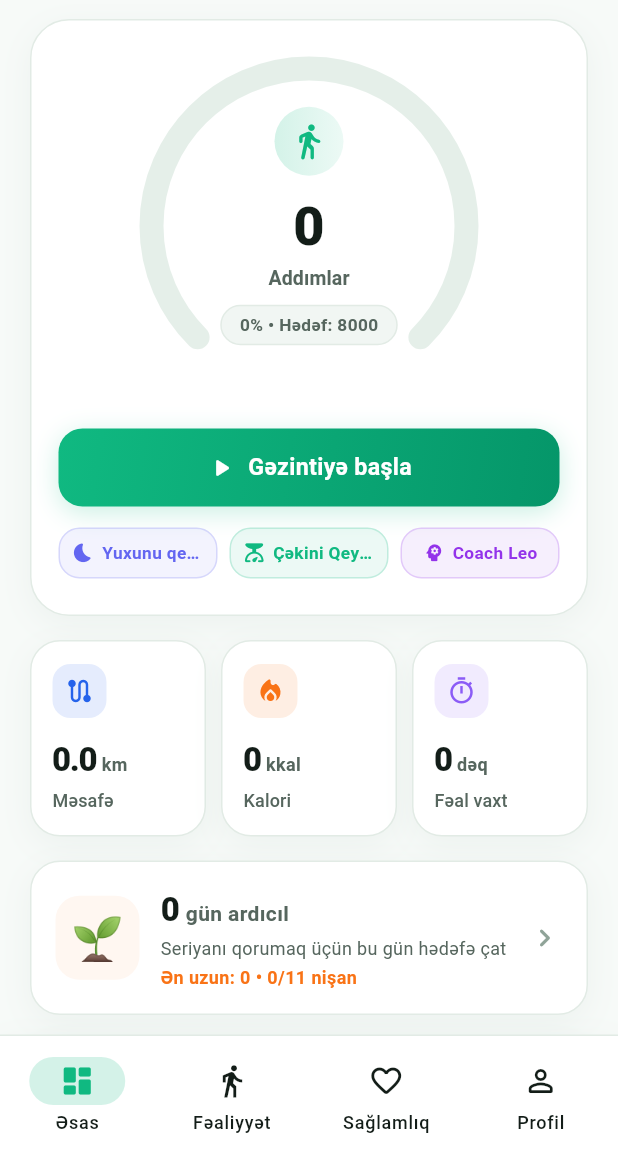
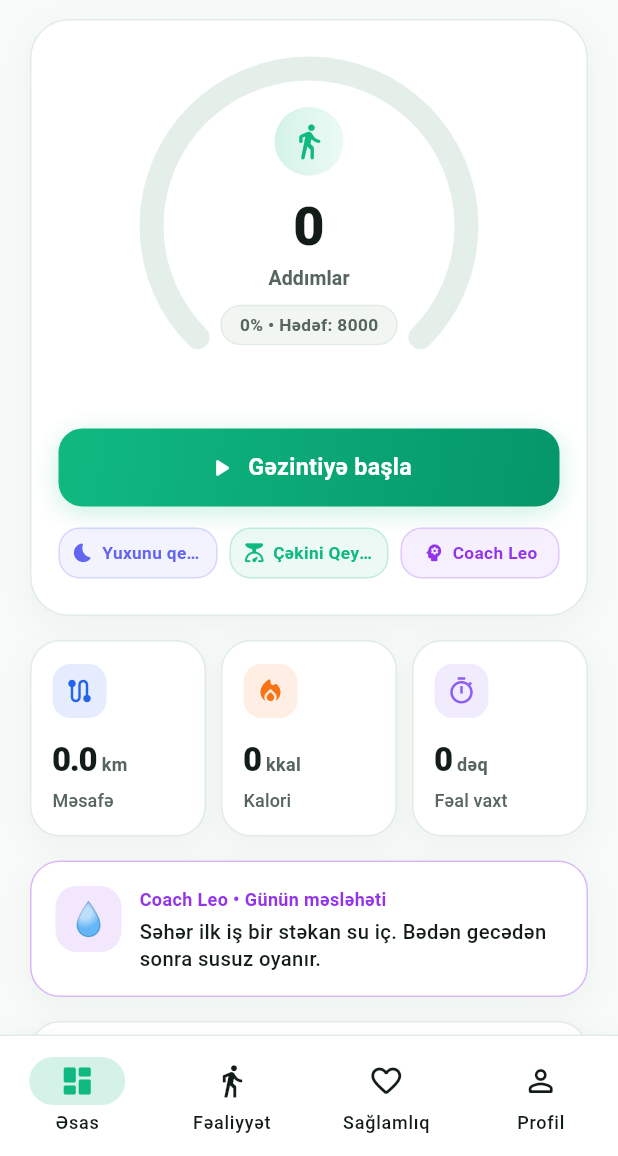
Before and after one commit to rustamliyusif/yhealth, a Flutter app: the MainNavigationScreen screen opened directly, on a phone screen of 412 x 824 dp, the part 80-1236 px from its top. Run offline on Flutter 3.47's test engine with Material 3 defaults, Android fonts, the phone set to English and light mode, and no system bars; our stand-ins replace cloud_firestore, drift, firebase_auth, firebase_core, fl_chart, flutter_map and 5 more; accounts and stored records are empty; generated files the repository leaves out were written again.

Commit message:
Add Coach Leo daily tip card

```diff
--- /dev/null
+++ b/lib/core/services/daily_tip.dart
@@ -0,0 +1,139 @@
+class DailyTipInput {
+  final DateTime now;
+  final int todaySteps;
+  final int goalSteps;
+  final int yesterdaySteps;
+  final int currentStreak;
+  final bool todayGoalReached;
+  final int? lastSleepMinutes;
+  final DateTime? lastSleepWake;
+  final int waterMl;
+  final int waterGoalMl;
+
+  const DailyTipInput({
+    required this.now,
+    required this.todaySteps,
+    required this.goalSteps,
+    required this.yesterdaySteps,
+    required this.currentStreak,
+    required this.todayGoalReached,
+    required this.lastSleepMinutes,
+    required this.lastSleepWake,
+    required this.waterMl,
+    required this.waterGoalMl,
+  });
+}
+
+class DailyTip {
+  final String emoji;
+  final String text;
+
+  const DailyTip(this.emoji, this.text);
+}
+
+class DailyTipEngine {
+  static String _n(int v) {
+    final s = v.toString();
+    final b = StringBuffer();
+    for (var i = 0; i < s.length; i++) {
+      if (i > 0 && (s.length - i) % 3 == 0) b.write(' ');
+      b.write(s[i]);
+    }
+    return b.toString();
+  }
+
+  static DailyTip build(DailyTipInput i, {required bool az}) {
+    final hour = i.now.hour;
+    final goal = i.goalSteps > 0 ? i.goalSteps : 8000;
+    final remaining = goal - i.todaySteps;
+
+    final sleptLastNight = i.lastSleepMinutes != null &&
+        i.lastSleepWake != null &&
+        i.now.difference(i.lastSleepWake!).inHours < 18;
+    if (sleptLastNight && i.lastSleepMinutes! < 360 && hour < 14) {
+      final h = (i.lastSleepMinutes! / 60).toStringAsFixed(1);
+      return DailyTip(
+        '😴',
+        az
+            ? 'Dünən gecə cəmi $h saat yatmısan. Bu gün ağır məşq əvəzinə yüngül gəzinti seç və axşam tez yat.'
+            : 'You slept only $h hours last night. Pick a light walk over a hard workout today and go to bed early.',
+      );
+    }
+
+    if (i.todayGoalReached) {
+      if (i.currentStreak >= 3) {
+        return DailyTip(
+          '🔥',
+          az
+              ? '${i.currentStreak} gündür hədəfə çatırsan. Sabah da davam et, seriya qırılmasın.'
+              : "You've hit your goal ${i.currentStreak} days in a row. Keep it going tomorrow.",
+        );
+      }
+      return DailyTip(
+        '🎉',
+        az
+            ? 'Bugünkü addım hədəfin tamamdır. İndi bərpa vaxtıdır: su iç və yaxşı yat.'
+            : "Today's step goal is done. Now recover: drink water and sleep well.",
+      );
+    }
+
+    if (hour >= 17 && remaining > 0 && remaining <= 3000) {
+      final minutes = (remaining / 100).ceil();
+      return DailyTip(
+        '🎯',
+        az
+            ? 'Hədəfə ${_n(remaining)} addım qalıb. Təxminən $minutes dəqiqəlik gəzinti kifayətdir.'
+            : '${_n(remaining)} steps to go. About a $minutes-minute walk will do it.',
+      );
+    }
+
+    if (i.currentStreak >= 2 && hour >= 15) {
+      return DailyTip(
+        '⚡',
+        az
+            ? '${i.currentStreak} günlük seriyan var. Bu gün də hədəfə çatsan, seriya davam edəcək.'
+            : "You're on a ${i.currentStreak}-day streak. Reach today's goal to keep it alive.",
+      );
+    }
+
+    if (hour >= 12 && i.waterGoalMl > 0 && i.waterMl < i.waterGoalMl * 0.3) {
+      return DailyTip(
+        '💧',
+        az
+            ? 'Bu gün az su içmisən (${i.waterMl} ml). İndi bir stəkan su iç, yorğunluğu azaldır.'
+            : "You've had little water today (${i.waterMl} ml). Drink a glass now; it helps with fatigue.",
+      );
+    }
+
+    if (i.yesterdaySteps > 0 && i.yesterdaySteps < goal * 0.5 && hour < 12) {
+      return DailyTip(
+        '🌅',
+        az
+            ? 'Dünən az hərəkət etmisən. Bu gün səhər 10 dəqiqəlik gəzinti ilə başla, günün qalanı asan gələcək.'
+            : 'Yesterday was a quiet day. Start today with a 10-minute walk; the rest gets easier.',
+      );
+    }
+
+    final general = az
+        ? const [
+            DailyTip('🚶', 'Telefonla danışanda ayağa qalx və gəz. Gün ərzində minlərlə əlavə addım deməkdir.'),
+            DailyTip('🥗', 'Hər yeməkdə boşqabın yarısını tərəvəz et. Kalorini azaldır, toxluğu artırır.'),
+            DailyTip('🪜', 'Lift əvəzinə pilləkəndən istifadə et. Qısa, amma ürək üçün faydalı məşqdir.'),
+            DailyTip('🌙', 'Yatmazdan 1 saat əvvəl ekranı kənara qoy. Yuxun daha dərin olacaq.'),
+            DailyTip('🍽️', 'Yeməkdən sonra 10 dəqiqə gəz. Qanda şəkərin qalxmasını azaldır.'),
+            DailyTip('💧', 'Səhər ilk iş bir stəkan su iç. Bədən gecədən sonra susuz oyanır.'),
+            DailyTip('⏰', 'Hər gün eyni saatda oyan, həftəsonu da. Bədən saatın sabitləşir.'),
+          ]
+        : const [
+            DailyTip('🚶', 'Stand up and walk during phone calls. It adds thousands of steps over a day.'),
+            DailyTip('🥗', 'Make half your plate vegetables. Fewer calories, more fullness.'),
+            DailyTip('🪜', 'Take the stairs instead of the lift. Short, but good for your heart.'),
+            DailyTip('🌙', 'Put screens away an hour before bed. Your sleep will be deeper.'),
+            DailyTip('🍽️', 'Walk for 10 minutes after meals. It reduces blood sugar spikes.'),
+            DailyTip('💧', 'Drink a glass of water first thing in the morning. You wake up dehydrated.'),
+            DailyTip('⏰', 'Wake up at the same time every day, weekends too. It steadies your body clock.'),
+          ];
+    final dayOfYear = i.now.difference(DateTime(i.now.year)).inDays;
+    return general[dayOfYear % general.length];
+  }
+}
--- a/lib/features/dashboard/dashboard_screen.dart
+++ b/lib/features/dashboard/dashboard_screen.dart
@@ -17,6 +17,7 @@ import 'widgets/stat_card.dart';
 import 'widgets/daily_goal_card.dart';
 import 'widgets/weekly_step_bar_chart.dart';
 import 'achievements_screen.dart';
+import 'widgets/daily_tip_card.dart';
 import '../steps/step_details_screen.dart';
 import '../profile/device_compatibility_screen.dart';
 import '../sleep/sleep_screen.dart';
@@ -210,6 +211,9 @@ class DashboardScreen extends StatelessWidget {
                   ),
                 ],
               ),
+              const SizedBox(height: 16),
+
+              const DailyTipCard(),
               const SizedBox(height: 16),
 
               const StreakCard(),
--- /dev/null
+++ b/lib/features/dashboard/widgets/daily_tip_card.dart
@@ -0,0 +1,106 @@
+import 'package:flutter/material.dart';
+import 'package:provider/provider.dart';
+import '../../../core/providers/auth_provider.dart';
+import '../../../core/providers/language_provider.dart';
+import '../../../core/providers/sleep_provider.dart';
+import '../../../core/providers/step_counter_provider.dart';
+import '../../../core/providers/water_provider.dart';
+import '../../../core/services/achievements.dart';
+import '../../../core/services/daily_tip.dart';
+import '../../../core/theme/app_colors.dart';
+import '../../../core/theme/app_decorations.dart';
+import '../../../l10n/app_localizations.dart';
+import '../../coach/weight_coach_screen.dart';
+import '../achievements_screen.dart';
+
+class DailyTipCard extends StatelessWidget {
+  const DailyTipCard({super.key});
+
+  @override
+  Widget build(BuildContext context) {
+    final l10n = AppLocalizations.of(context)!;
+    final az = context.watch<LanguageProvider>().isAzerbaijani;
+    final auth = context.watch<AuthProvider>();
+    final steps = context.watch<StepCounterProvider>();
+    final sleep = context.watch<SleepProvider>().lastNightSleep;
+    final water = context.watch<WaterProvider>();
+    final summary = watchAchievements(context);
+
+    final now = DateTime.now();
+    final yesterday = Achievements.dayKey(now.subtract(const Duration(days: 1)));
+    final tip = DailyTipEngine.build(
+      DailyTipInput(
+        now: now,
+        todaySteps: steps.todaySteps,
+        goalSteps: auth.goalSteps,
+        yesterdaySteps: steps.history[yesterday] ?? 0,
+        currentStreak: summary.currentStreak,
+        todayGoalReached: summary.todayGoalReached,
+        lastSleepMinutes: sleep?.durationMinutes,
+        lastSleepWake: sleep?.wakeTime,
+        waterMl: water.todayMl,
+        waterGoalMl: water.goalMl,
+      ),
+      az: az,
+    );
+
+    return InkWell(
+      borderRadius: BorderRadius.circular(20),
+      onTap: () => Navigator.of(context).push(
+        MaterialPageRoute(builder: (_) => const WeightCoachScreen()),
+      ),
+      child: Container(
+        padding: const EdgeInsets.all(16),
+        decoration: BoxDecoration(
+          color: AppColors.surfaceOf(context),
+          borderRadius: BorderRadius.circular(20),
+          border: Border.all(color: AppColors.accentCoach.withValues(alpha: 0.35), width: 1),
+          boxShadow: AppDecorations.cardShadow(context),
+        ),
+        child: Row(
+          crossAxisAlignment: CrossAxisAlignment.start,
+          children: [
+            Container(
+              width: 44,
+              height: 44,
+              alignment: Alignment.center,
+              decoration: BoxDecoration(
+                color: AppColors.accentCoach.withValues(alpha: 0.12),
+                borderRadius: BorderRadius.circular(14),
+              ),
+              child: Text(tip.emoji, style: const TextStyle(fontSize: 22)),
+            ),
+            const SizedBox(width: 12),
+            Expanded(
+              child: Column(
+                crossAxisAlignment: CrossAxisAlignment.start,
+                children: [
+                  Text(
+                    'Coach Leo • ${l10n.coachTipTitle}',
+                    style: const TextStyle(
+                      fontFamily: 'Roboto',
+                      fontSize: 12,
+                      fontWeight: FontWeight.w700,
+                      color: AppColors.accentCoach,
+                    ),
+                  ),
+                  const SizedBox(height: 4),
+                  Text(
+                    tip.text,
+                    style: TextStyle(
+                      fontFamily: 'Roboto',
+                      fontSize: 13.5,
+                      height: 1.35,
+                      fontWeight: FontWeight.w500,
+                      color: AppColors.textPrimaryOf(context),
+                    ),
+                  ),
+                ],
+              ),
+            ),
+          ],
+        ),
+      ),
+    );
+  }
+}
--- a/lib/l10n/app_az.arb
+++ b/lib/l10n/app_az.arb
@@ -354,5 +354,6 @@
   "badgeWater7": "Su həftəsi",
   "badgeWater7Desc": "Su hədəfinə 7 gün çat",
   "streakBest": "Ən uzun: {count}",
-  "badgesEarned": "{earned}/{total} nişan"
+  "badgesEarned": "{earned}/{total} nişan",
+  "coachTipTitle": "Günün məsləhəti"
 }
--- a/lib/l10n/app_en.arb
+++ b/lib/l10n/app_en.arb
@@ -385,5 +385,6 @@
         "type": "int"
       }
     }
-  }
+  },
+  "coachTipTitle": "Today's tip"
 }
--- a/lib/l10n/app_localizations.dart
+++ b/lib/l10n/app_localizations.dart
@@ -2155,6 +2155,12 @@ abstract class AppLocalizations {
   /// In en, this message translates to:
   /// **'{earned}/{total} badges'**
   String badgesEarned(int earned, int total);
+
+  /// No description provided for @coachTipTitle.
+  ///
+  /// In en, this message translates to:
+  /// **'Today\'s tip'**
+  String get coachTipTitle;
 }
 
 class _AppLocalizationsDelegate
--- a/lib/l10n/app_localizations_az.dart
+++ b/lib/l10n/app_localizations_az.dart
@@ -1107,4 +1107,7 @@ class AppLocalizationsAz extends AppLocalizations {
   String badgesEarned(int earned, int total) {
     return '$earned/$total nişan';
   }
+
+  @override
+  String get coachTipTitle => 'Günün məsləhəti';
 }
--- a/lib/l10n/app_localizations_en.dart
+++ b/lib/l10n/app_localizations_en.dart
@@ -1110,4 +1110,7 @@ class AppLocalizationsEn extends AppLocalizations {
   String badgesEarned(int earned, int total) {
     return '$earned/$total badges';
   }
+
+  @override
+  String get coachTipTitle => 'Today\'s tip';
 }
```
Also changed, not shown: 1 other file.
